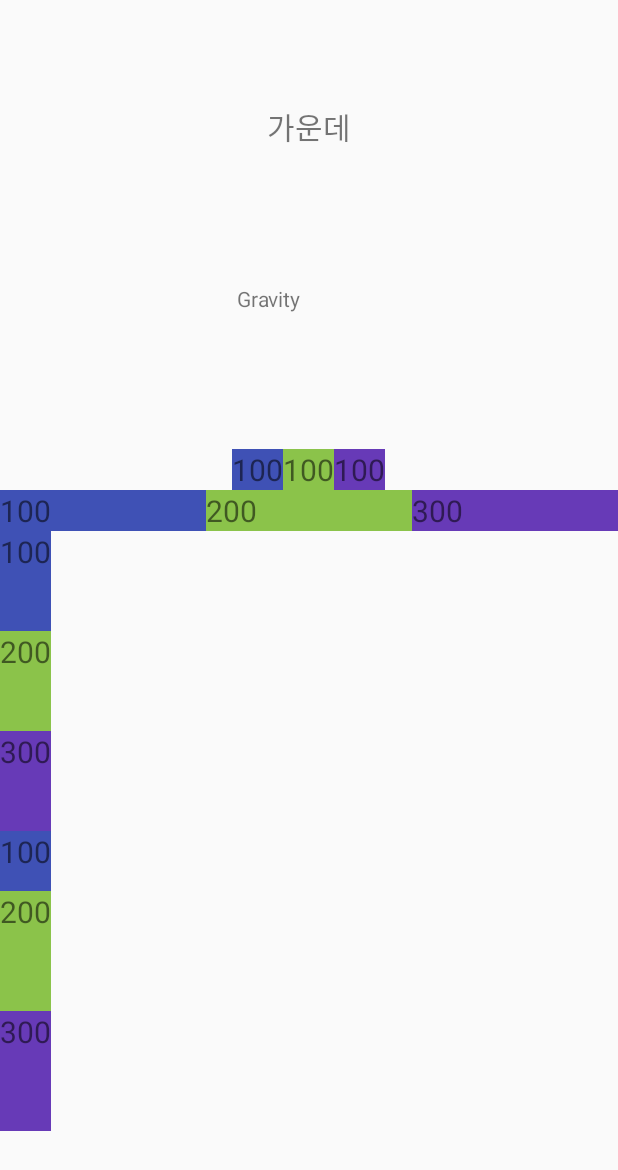
After one commit to Su-Kyung/Kotlin-Study, an Android app: the layout linear_layout_01.xml on its own in the app's theme, with its tools: preview values and no code run, on a phone screen of 412 x 824 dp. The commit adds this screen. Shown: the top 1170 px of the screen. Run offline under Robolectric (Android 15) with nearby library versions, the phone set to English and light mode, and no system bars.

Commit message:
Create Android Layout examples

```diff
--- a/MyApplication/app/src/main/java/com/example/myapplication/MainActivity.kt
+++ b/MyApplication/app/src/main/java/com/example/myapplication/MainActivity.kt
@@ -6,6 +6,6 @@ import android.os.Bundle
 class MainActivity : AppCompatActivity() {
     override fun onCreate(savedInstanceState: Bundle?) {
         super.onCreate(savedInstanceState)
-        setContentView(R.layout.activity_main)
+        setContentView(R.layout.scrollview_10)  // activity_main 대신 다른 xml 이름 쓰면 그 화면 띄우기 가능
     }
 }
--- /dev/null
+++ b/MyApplication/app/src/main/res/layout/linear_layout_01.xml
@@ -0,0 +1,142 @@
+<?xml version="1.0" encoding="utf-8"?>
+<LinearLayout xmlns:android="http://schemas.android.com/apk/res/android"
+    android:layout_width="match_parent"
+    android:layout_height="match_parent"
+    android:gravity="center"
+    android:orientation="vertical">
+
+    <TextView
+        android:layout_width="wrap_content"
+        android:layout_height="wrap_content"
+        android:text="가운데"
+        android:textSize="20dp" />
+
+    <TextView
+        android:layout_width="200dp"
+        android:layout_height="200dp"
+        android:layout_gravity=""
+        android:gravity="right|center"
+        android:text="Gravity" />
+
+    <LinearLayout
+        android:layout_width="wrap_content"
+        android:layout_height="wrap_content"
+        android:orientation="horizontal" >
+
+        <TextView
+            android:layout_width="wrap_content"
+            android:layout_height="wrap_content"
+            android:background="#3F51B5"
+            android:text="100"
+            android:textSize="20dp" />
+
+        <TextView
+            android:layout_width="wrap_content"
+            android:layout_height="wrap_content"
+            android:background="#8BC34A"
+            android:text="100"
+            android:textSize="20dp" />
+
+        <TextView
+            android:layout_width="wrap_content"
+            android:layout_height="wrap_content"
+            android:background="#673AB7"
+            android:text="100"
+            android:textSize="20dp" />
+
+    </LinearLayout>
+
+    <LinearLayout
+        android:layout_width="match_parent"
+        android:layout_height="wrap_content"
+        android:orientation="horizontal" >
+
+        <TextView
+            android:layout_weight="1"
+            android:layout_width="0dp"
+            android:layout_height="wrap_content"
+            android:background="#3F51B5"
+            android:text="100"
+            android:textSize="20dp" />
+
+        <TextView
+            android:layout_weight="1"
+            android:layout_width="0dp"
+            android:layout_height="wrap_content"
+            android:background="#8BC34A"
+            android:text="200"
+            android:textSize="20dp" />
+
+        <TextView
+            android:layout_weight="1"
+            android:layout_width="0dp"
+            android:layout_height="wrap_content"
+            android:background="#673AB7"
+            android:text="300"
+            android:textSize="20dp" />
+
+    </LinearLayout>
+
+    <LinearLayout
+        android:layout_width="match_parent"
+        android:layout_height="200dp"
+        android:orientation="vertical" >
+
+        <TextView
+            android:layout_weight="1"
+            android:layout_width="wrap_content"
+            android:layout_height="0dp"
+            android:background="#3F51B5"
+            android:text="100"
+            android:textSize="20dp" />
+
+        <TextView
+            android:layout_weight="1"
+            android:layout_width="wrap_content"
+            android:layout_height="0dp"
+            android:background="#8BC34A"
+            android:text="200"
+            android:textSize="20dp" />
+
+        <TextView
+            android:layout_weight="1"
+            android:layout_width="wrap_content"
+            android:layout_height="0dp"
+            android:background="#673AB7"
+            android:text="300"
+            android:textSize="20dp" />
+
+    </LinearLayout>
+
+    <LinearLayout
+        android:layout_width="match_parent"
+        android:layout_height="200dp"
+        android:orientation="vertical"
+        android:weightSum="5">
+
+        <TextView
+            android:layout_weight="1"
+            android:layout_width="wrap_content"
+            android:layout_height="0dp"
+            android:background="#3F51B5"
+            android:text="100"
+            android:textSize="20dp" />
+
+        <TextView
+            android:layout_weight="2"
+            android:layout_width="wrap_content"
+            android:layout_height="0dp"
+            android:background="#8BC34A"
+            android:text="200"
+            android:textSize="20dp" />
+
+        <TextView
+            android:layout_weight="2"
+            android:layout_width="wrap_content"
+            android:layout_height="0dp"
+            android:background="#673AB7"
+            android:text="300"
+            android:textSize="20dp" />
+
+    </LinearLayout>
+</LinearLayout>
```
Also changed, not shown: MyApplication/app/src/main/res/layout/activity_main.xml (+27 -7 lines), MyApplication/app/src/main/res/layout/frame_layout_07.xml (added, +64 -0 lines), MyApplication/app/src/main/res/layout/padding_margin_06.xml (added, +32 -0 lines), MyApplication/app/src/main/res/layout/practice_02.xml (added, +89 -0 lines), MyApplication/app/src/main/res/layout/practice_05.xml (added, +69 -0 lines), MyApplication/app/src/main/res/layout/practice_09.xml (added, +33 -0 lines), MyApplication/app/src/main/res/layout/relative_layout_03.xml (added, +48 -0 lines), MyApplication/app/src/main/res/layout/relative_layout_04.xml (added, +41 -0 lines), MyApplication/app/src/main/res/layout/relative_layout_08.xml (added, +25 -0 lines), MyApplication/app/src/main/res/layout/scrollview_10.xml (added, +72 -0 lines).
